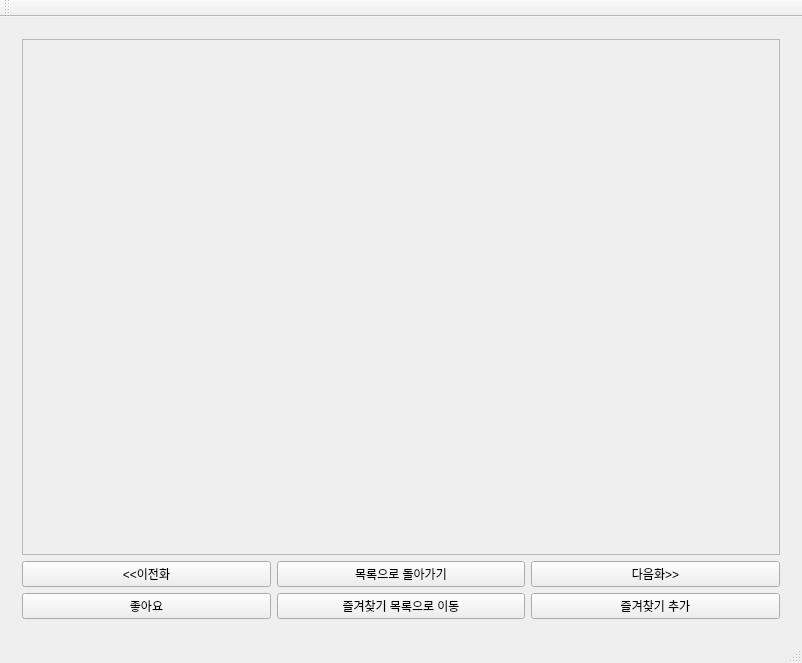
This is project5_webtoon/client/mainwindow.ui in myeonghh/lms4_Project as Qt 5 draws it before an edit. The edited form follows.
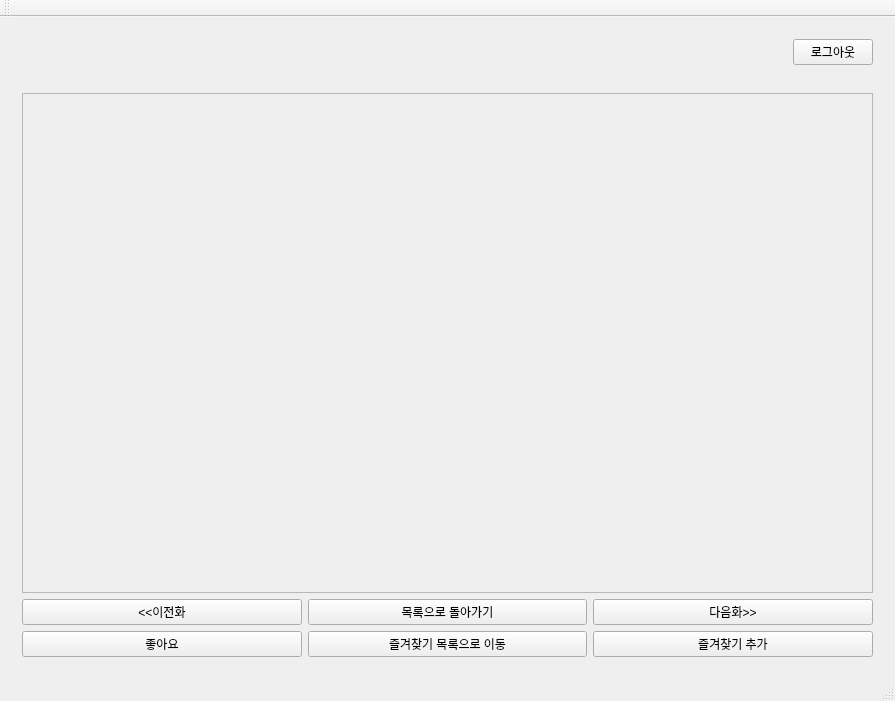
This is the edited form. The open tabs and pages were chosen to show the change.

```diff
--- a/project5_webtoon/client/mainwindow.ui
+++ b/project5_webtoon/client/mainwindow.ui
@@ -6,8 +6,8 @@
    <rect>
     <x>0</x>
     <y>0</y>
-    <width>802</width>
-    <height>663</height>
+    <width>895</width>
+    <height>701</height>
    </rect>
   </property>
   <property name="windowTitle">
@@ -18,7 +18,7 @@
   </property>
   <widget class="QWidget" name="centralWidget">
    <layout class="QGridLayout" name="gridLayout_2">
-    <item row="0" column="0">
+    <item row="3" column="0">
      <widget class="QStackedWidget" name="stackedWidget">
       <property name="currentIndex">
        <number>0</number>
@@ -411,7 +411,7 @@
                <x>0</x>
                <y>0</y>
                <width>762</width>
-               <height>488</height>
+               <height>457</height>
               </rect>
              </property>
              <layout class="QVBoxLayout" name="verticalLayout_4"/>
@@ -530,6 +530,54 @@
       </widget>
      </widget>
     </item>
+    <item row="0" column="0">
+     <widget class="QFrame" name="frame_3">
+      <property name="minimumSize">
+       <size>
+        <width>0</width>
+        <height>0</height>
+       </size>
+      </property>
+      <property name="styleSheet">
+       <string notr="true">QFrame {
+    border: none;
+
+}
+</string>
+      </property>
+      <property name="frameShape">
+       <enum>QFrame::Shape::StyledPanel</enum>
+      </property>
+      <property name="frameShadow">
+       <enum>QFrame::Shadow::Raised</enum>
+      </property>
+      <layout class="QHBoxLayout" name="horizontalLayout_2">
+       <item>
+        <spacer name="horizontalSpacer_4">
+         <property name="orientation">
+          <enum>Qt::Orientation::Horizontal</enum>
+         </property>
+         <property name="sizeHint" stdset="0">
+          <size>
+           <width>40</width>
+           <height>20</height>
+          </size>
+         </property>
+        </spacer>
+       </item>
+       <item>
+        <widget class="QPushButton" name="logout_btn">
+         <property name="styleSheet">
+          <string notr="true"/>
+         </property>
+         <property name="text">
+          <string>로그아웃</string>
+         </property>
+        </widget>
+       </item>
+      </layout>
+     </widget>
+    </item>
    </layout>
   </widget>
   <widget class="QMenuBar" name="menuBar">
```
Left out of the diff: 4 changed lines with no effect on the pictures.
